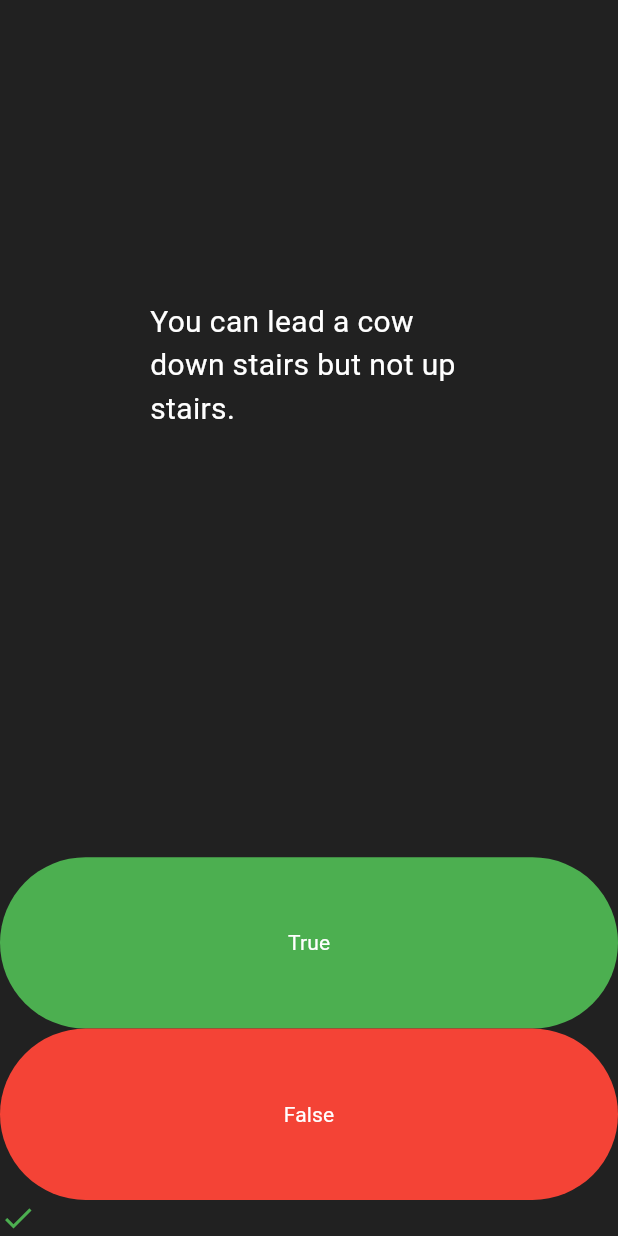
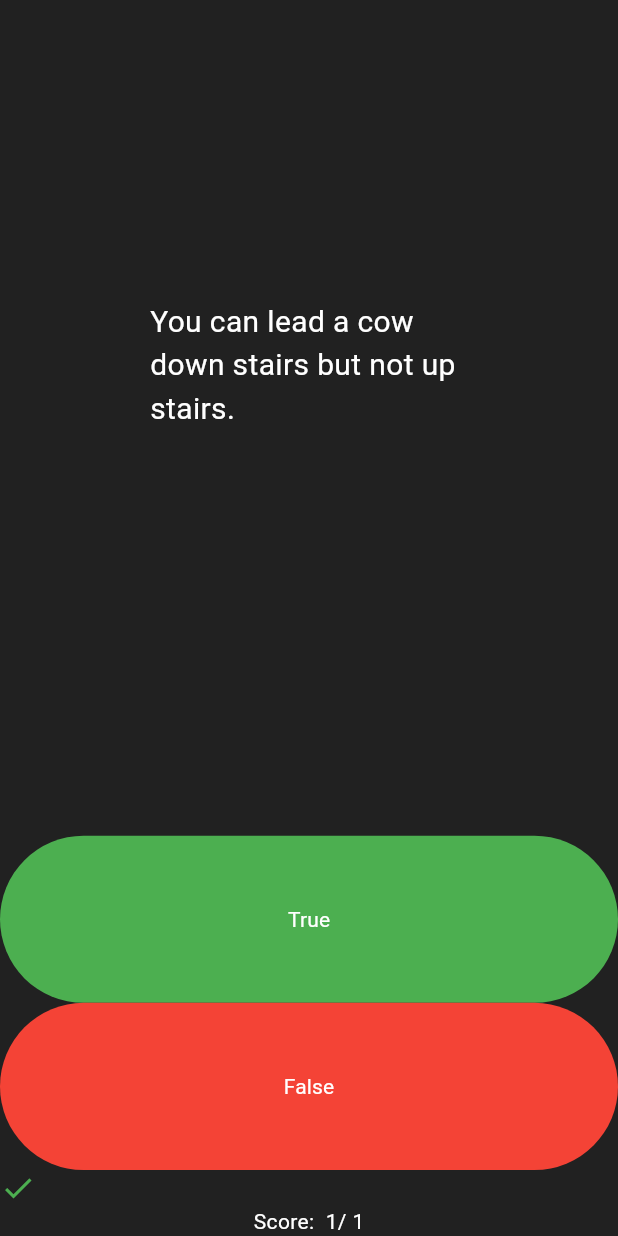
Before and after one commit to dawit2123/Flutter-Projects, a Flutter app: the screen it shows after launch, after a tap on "True", on a phone screen of 412 x 824 dp. Run offline on Flutter 3.47's test engine with Material 3 defaults, Android fonts, the phone set to English and light mode, and no system bars; our stand-ins replace audioplayers, rflutter_alert; missing offline and left inert: dart:html.

Commit message:
result part added to the quiz

```diff
--- a/quizzler_app/lib/main.dart
+++ b/quizzler_app/lib/main.dart
@@ -1,4 +1,5 @@
 import 'package:flutter/material.dart';
+import 'package:flutter/widgets.dart';
 import 'package:rflutter_alert/rflutter_alert.dart';
 import 'quiz_brain.dart';
 
@@ -39,7 +40,8 @@ class _QuizPageState extends State<QuizPage> {
       Alert(
               context: context,
               title: "Quiz finished",
-              desc: "You have reached the end of the quiz")
+              desc:
+                  "You have reached the end of the quiz.\n You have scored. ${quizBrain.getNumOfCorrectAnswers()}/ ${quizBrain.getNumOfQuestion()} ")
           .show();
       quizBrain.reset();
       setState(() {
@@ -110,6 +112,15 @@ class _QuizPageState extends State<QuizPage> {
         Row(
           children: scoreKeeper,
         ),
+        Row(
+          mainAxisAlignment: MainAxisAlignment.center,
+          children: <Widget>[
+            Text(
+              'Score:  ${quizBrain.getNumOfCorrectAnswers()}/ ${scoreKeeper.length}',
+              style: TextStyle(color: Colors.white),
+            ),
+          ],
+        ),
       ],
     );
   }
--- a/quizzler_app/lib/quiz_brain.dart
+++ b/quizzler_app/lib/quiz_brain.dart
@@ -2,7 +2,7 @@ import 'question.dart';
 
 class QuizBrain {
   int _questionNumber = 0;
-
+  int _numOfCorrectAnswers = 0;
   final List<Question> _questionBank = [
     Question('Some cats are actually allergic to humans', true),
     Question('You can lead a cow down stairs but not up stairs.', false),
@@ -46,6 +46,7 @@ class QuizBrain {
 
   bool validateQuestion(bool value) {
     if (_questionBank[_questionNumber].questionAnswer == value) {
+      _numOfCorrectAnswers++;
       return true;
     } else {
       return false;
@@ -54,15 +55,22 @@ class QuizBrain {
 
   void reset() {
     _questionNumber = 0;
+    _numOfCorrectAnswers = 0;
   }
 
   bool isFinished() {
     if (_questionNumber > _questionBank.length - 2) {
-      print('end');
       return true;
     } else {
-      print('not end');
       return false;
     }
   }
+
+  int getNumOfCorrectAnswers() {
+    return _numOfCorrectAnswers;
+  }
+
+  int getNumOfQuestion() {
+    return _questionBank.length;
+  }
 }
```
